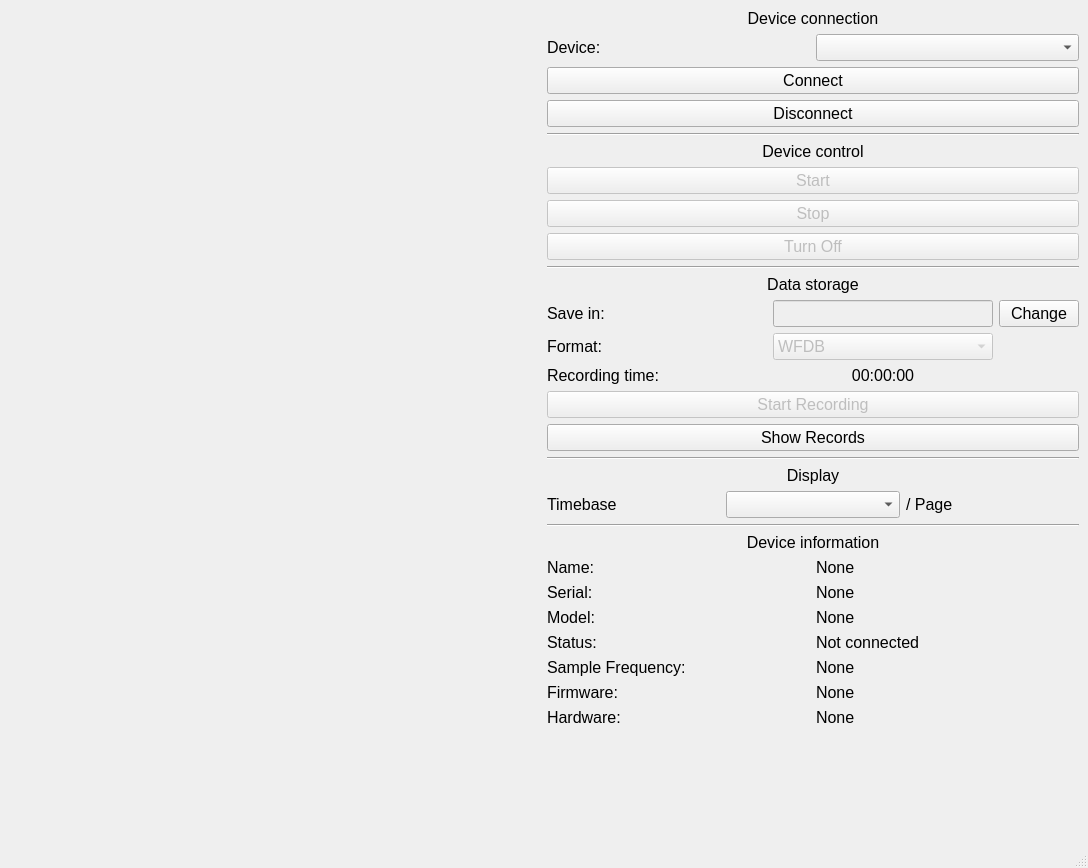
This is ui/main_window.ui in mcsltd/mcs-inRat-monitor as Qt 5 draws it before an edit. The edited form follows.
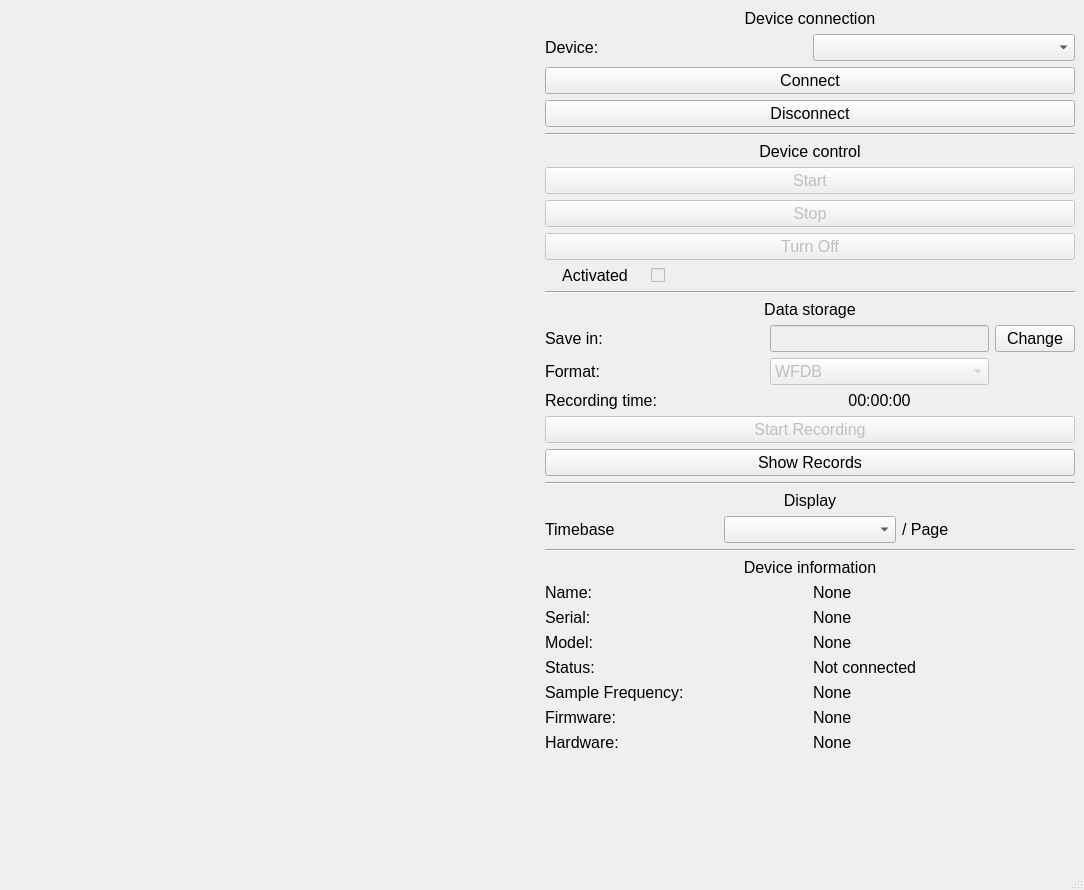
This is the edited form. Custom widgets are drawn as their Qt base class.

What changed in the file:
```diff
--- a/ui/main_window.ui
+++ b/ui/main_window.ui
@@ -6,8 +6,8 @@
    <rect>
     <x>0</x>
     <y>0</y>
-    <width>1088</width>
-    <height>868</height>
+    <width>1084</width>
+    <height>890</height>
    </rect>
   </property>
   <property name="windowTitle">
@@ -148,6 +148,73 @@
         </property>
        </widget>
       </item>
+      <item>
+       <layout class="QFormLayout" name="formLayout">
+        <item row="0" column="0">
+         <widget class="QLabel" name="labelActivated">
+          <property name="enabled">
+           <bool>true</bool>
+          </property>
+          <property name="sizePolicy">
+           <sizepolicy hsizetype="Fixed" vsizetype="Fixed">
+            <horstretch>0</horstretch>
+            <verstretch>0</verstretch>
+           </sizepolicy>
+          </property>
+          <property name="minimumSize">
+           <size>
+            <width>100</width>
+            <height>0</height>
+           </size>
+          </property>
+          <property name="maximumSize">
+           <size>
+            <width>100</width>
+            <height>100</height>
+           </size>
+          </property>
+          <property name="font">
+           <font>
+            <pointsize>12</pointsize>
+           </font>
+          </property>
+          <property name="text">
+           <string>Activated</string>
+          </property>
+          <property name="alignment">
+           <set>Qt::AlignmentFlag::AlignCenter</set>
+          </property>
+         </widget>
+        </item>
+        <item row="0" column="1">
+         <widget class="QCheckBox" name="checkBoxActivated">
+          <property name="enabled">
+           <bool>false</bool>
+          </property>
+          <property name="sizePolicy">
+           <sizepolicy hsizetype="Preferred" vsizetype="Preferred">
+            <horstretch>0</horstretch>
+            <verstretch>0</verstretch>
+           </sizepolicy>
+          </property>
+          <property name="font">
+           <font>
+            <pointsize>12</pointsize>
+           </font>
+          </property>
+          <property name="text">
+           <string/>
+          </property>
+          <property name="iconSize">
+           <size>
+            <width>32</width>
+            <height>32</height>
+           </size>
+          </property>
+         </widget>
+        </item>
+       </layout>
+      </item>
       <item>
        <widget class="Line" name="line">
         <property name="orientation">
```
Left out of the diff: 2 changed lines with no effect on the pictures.
